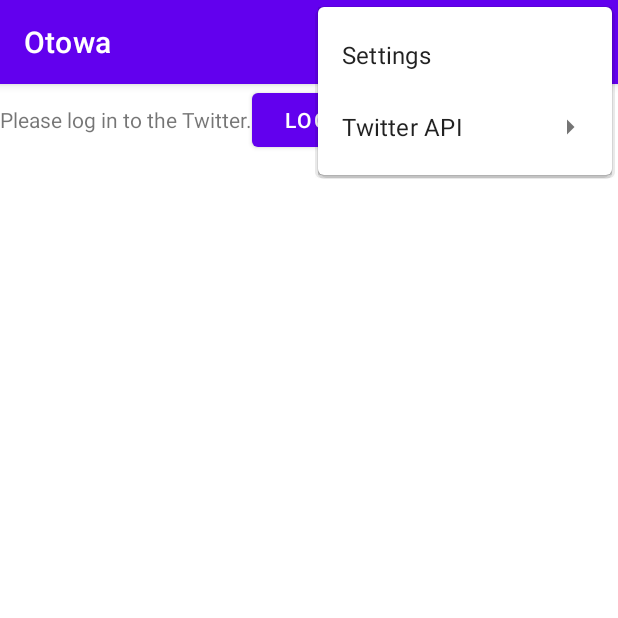
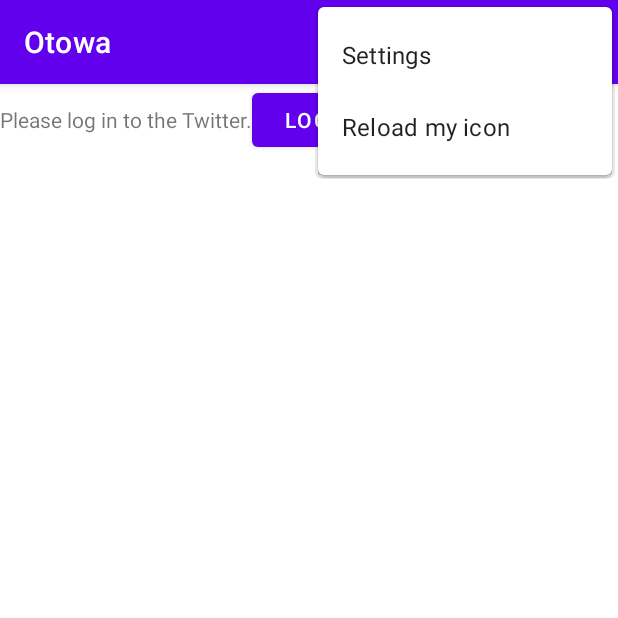
Before and after one commit to yzkn/Otowa, an Android app: the screen it shows after launch (MainActivity), with the options menu open, on a phone screen of 412 x 824 dp, the top half of it. Run offline under Robolectric (Android 15) with nearby library versions, the phone set to English and light mode, and no system bars; our stand-ins replace Picasso; libraries missing offline, so code that uses them is left out: com.abnerescocio.assetssqlite, twitter4j.conf; pictures from the network do not load; 1 statement that could not run was skipped.

Commit message:
Change logging

```diff
--- a/app/src/main/java/jp/gr/java_conf/ya/otowa/MainActivity.kt
+++ b/app/src/main/java/jp/gr/java_conf/ya/otowa/MainActivity.kt
@@ -104,10 +104,6 @@ class MainActivity : AppCompatActivity() {
         return when (item.itemId) {
             R.id.action_settings -> {
                 startActivity(Intent(applicationContext, SettingsActivity::class.java))
-                return true;
-            }
-            R.id.action_twitter_profile_image -> {
-                // プロフィール画像のURLを再取得
                 return true;
             }
             else -> super.onOptionsItemSelected(item)
--- a/app/src/main/res/menu/menu_main.xml
+++ b/app/src/main/res/menu/menu_main.xml
@@ -9,16 +9,8 @@
         app:showAsAction="never" />
 
     <item
-        android:id="@+id/action_twitter_api"
-        android:orderInCategory="200"
-        android:title="@string/action_twitter_api"
-        app:showAsAction="never">
-        <menu>
-            <item
-                android:id="@+id/action_twitter_profile_image"
-                android:orderInCategory="100"
-                android:title="@string/action_twitter_profile_image"
-                app:showAsAction="never" />
-        </menu>
-    </item>
+        android:id="@+id/action_twitter_profile_image"
+        android:orderInCategory="100"
+        android:title="@string/action_twitter_profile_image"
+        app:showAsAction="never" />
 </menu>
```
Also changed, not shown: app/src/main/java/jp/gr/java_conf/ya/otowa/FirstFragment.kt (+21 -6 lines).
